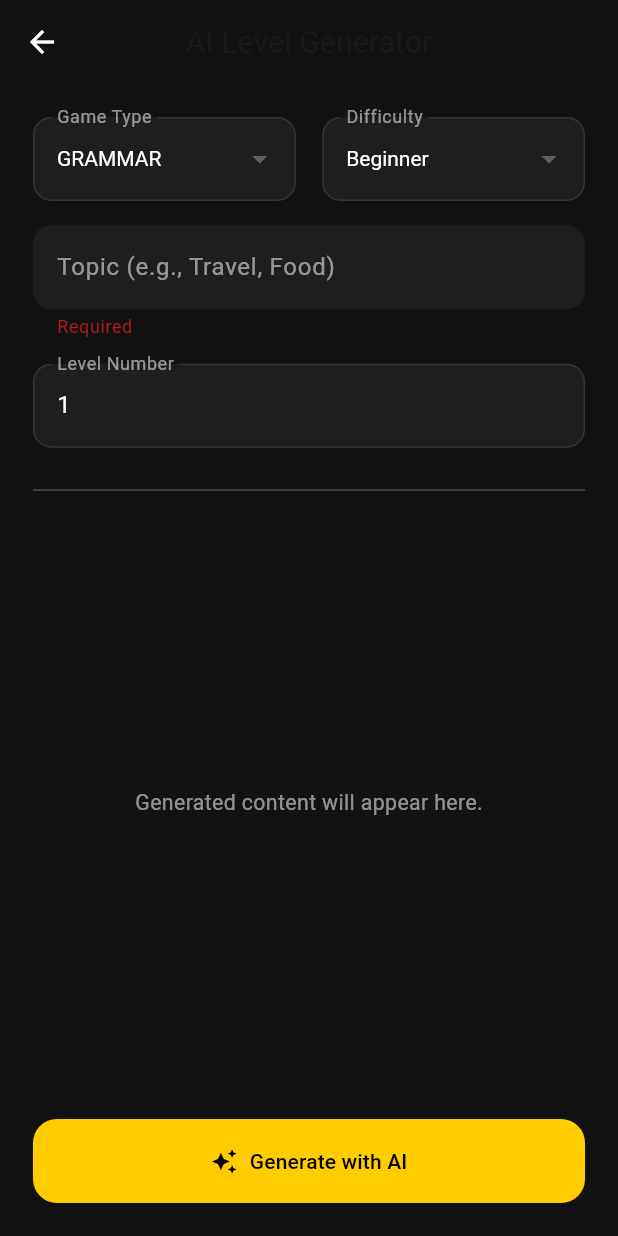
After one commit to ansar7787/fluentify-app, a Flutter app: the AdminLevelEditorPage screen opened by its route, after a tap on "Generate with AI", on a phone screen of 412 x 824 dp. The commit adds this screen. Run offline on Flutter 3.47's test engine with Material 3 defaults, Android fonts, the light colour scheme and no system bars; our stand-ins replace cached_network_image, dartz, dio, equatable, firebase_auth, firebase_core and 18 more; missing offline and left inert: agora_rtc_engine, razorpay_flutter, record; accounts and stored records are empty; generated files the repository leaves out were written again.

Commit message:
feat(admin): Add AI Level Generator frontend integration

```diff
--- a/fluentify_frontend/lib/config/routes/app_routes.dart
+++ b/fluentify_frontend/lib/config/routes/app_routes.dart
@@ -10,6 +10,7 @@ import '../../features/user/presentation/pages/personal_profile_page.dart';
 import '../../features/user/presentation/pages/learning_goals_page.dart';
 import '../../features/user/presentation/pages/notifications_page.dart';
 import '../../features/admin/presentation/pages/admin_dashboard_page.dart';
+import '../../features/admin/presentation/pages/admin_level_editor_page.dart';
 import '../../features/auth/presentation/pages/forgot_password_page.dart';
 
 class AppRoutes {
@@ -25,6 +26,7 @@ class AppRoutes {
   static const String learningGoals = '/learning_goals';
   static const String notifications = '/notifications';
   static const String adminDashboard = '/admin_dashboard';
+  static const String adminLevelEditor = '/admin_level_editor';
 
   static Map<String, WidgetBuilder> get routes => {
         splash: (context) => const SplashScreen(),
@@ -39,5 +41,6 @@ class AppRoutes {
         learningGoals: (context) => const LearningGoalsPage(),
         notifications: (context) => const NotificationsPage(),
         adminDashboard: (context) => const AdminDashboardPage(),
+        adminLevelEditor: (context) => const AdminLevelEditorPage(),
       };
 }
--- /dev/null
+++ b/fluentify_frontend/lib/features/admin/presentation/pages/admin_level_editor_page.dart
@@ -0,0 +1,295 @@
+import 'package:flutter/material.dart';
+import 'package:flutter_screenutil/flutter_screenutil.dart';
+import 'package:flutter_bloc/flutter_bloc.dart';
+import '../../../../config/theme/app_theme.dart';
+import '../../../../core/di/service_locator.dart';
+import '../../../game/domain/repositories/game_repository.dart';
+import 'dart:convert';
+
+class AdminLevelEditorPage extends StatefulWidget {
+  const AdminLevelEditorPage({super.key});
+
+  @override
+  State<AdminLevelEditorPage> createState() => _AdminLevelEditorPageState();
+}
+
+class _AdminLevelEditorPageState extends State<AdminLevelEditorPage> {
+  final _formKey = GlobalKey<FormState>();
+  final _topicController = TextEditingController();
+  final _levelNumberController = TextEditingController(text: '1');
+
+  String _selectedGameType = 'grammar';
+  String _selectedDifficulty = 'Beginner';
+  bool _isGenerating = false;
+  bool _isSaving = false;
+  List<dynamic> _generatedContent = [];
+
+  final List<String> _gameTypes = [
+    'grammar',
+    'speaking',
+    'scramble',
+    'word_match',
+    'rapid_fire',
+    'reading',
+    'dictation',
+    'typing'
+  ];
+
+  final List<String> _difficulties = ['Beginner', 'Intermediate', 'Advanced'];
+
+  Future<void> _generateContent() async {
+    if (!_formKey.currentState!.validate()) return;
+
+    setState(() => _isGenerating = true);
+    _generatedContent = []; // Clear previous
+
+    final repository = getIt<GameRepository>();
+    final result = await repository.generateAiContent(
+      _selectedGameType,
+      _topicController.text,
+      _selectedDifficulty,
+    );
+
+    result.fold(
+      (failure) {
+        if (mounted) {
+          ScaffoldMessenger.of(context).showSnackBar(
+            SnackBar(content: Text('Error: ${failure.message}')),
+          );
+        }
+      },
+      (content) {
+        if (mounted) {
+          setState(() => _generatedContent = content);
+        }
+      },
+    );
+
+    if (mounted) setState(() => _isGenerating = false);
+  }
+
+  Future<void> _saveLevel() async {
+    if (_generatedContent.isEmpty) {
+      ScaffoldMessenger.of(context).showSnackBar(
+        const SnackBar(content: Text('No content to save! Generate first.')),
+      );
+      return;
+    }
+    if (!_formKey.currentState!.validate()) return;
+
+    setState(() => _isSaving = true);
+
+    final repository = getIt<GameRepository>();
+    final levelData = {
+      'gameType': _selectedGameType,
+      'levelNumber': int.tryParse(_levelNumberController.text) ?? 1,
+      'title': _topicController.text, // Using topic as title for now
+      'description': 'AI Generated Level - ${_selectedDifficulty}',
+      'content': _generatedContent,
+    };
+
+    final result = await repository.createGameLevel(levelData);
+
+    result.fold(
+      (failure) {
+        if (mounted) {
+          ScaffoldMessenger.of(context).showSnackBar(
+            SnackBar(content: Text('Failed to save: ${failure.message}')),
+          );
+        }
+      },
+      (_) {
+        if (mounted) {
+          ScaffoldMessenger.of(context).showSnackBar(
+            const SnackBar(content: Text('Level saved successfully!')),
+          );
+          Navigator.pop(context);
+        }
+      },
+    );
+
+    if (mounted) setState(() => _isSaving = false);
+  }
+
+  @override
+  Widget build(BuildContext context) {
+    return Scaffold(
+      backgroundColor: AppTheme.scaffoldBg,
+      appBar: AppBar(
+        title: Text("AI Level Generator", style: TextStyle(fontSize: 20.sp)),
+        backgroundColor: Colors.transparent,
+        iconTheme: const IconThemeData(color: Colors.white),
+      ),
+      body: Padding(
+        padding: EdgeInsets.all(20.w),
+        child: Form(
+          key: _formKey,
+          child: Column(
+            children: [
+              _buildInputs(),
+              SizedBox(height: 20.h),
+              const Divider(color: Colors.white24),
+              SizedBox(height: 10.h),
+              Expanded(
+                child: _generatedContent.isEmpty
+                    ? Center(
+                        child: Text(
+                          "Generated content will appear here.",
+                          style:
+                              TextStyle(color: Colors.white54, fontSize: 14.sp),
+                        ),
+                      )
+                    : _buildContentPreview(),
+              ),
+              SizedBox(height: 20.h),
+              _buildActionButtons(),
+            ],
+          ),
+        ),
+      ),
+    );
+  }
+
+  Widget _buildInputs() {
+    return Column(
+      children: [
+        Row(
+          children: [
+            Expanded(
+              child: DropdownButtonFormField<String>(
+                value: _selectedGameType,
+                dropdownColor: AppTheme.cardBg,
+                style: const TextStyle(color: Colors.white),
+                decoration: _inputDecoration('Game Type'),
+                items: _gameTypes
+                    .map((type) => DropdownMenuItem(
+                          value: type,
+                          child: Text(type.toUpperCase(),
+                              style: const TextStyle(color: Colors.white)),
+                        ))
+                    .toList(),
+                onChanged: (val) => setState(() => _selectedGameType = val!),
+              ),
+            ),
+            SizedBox(width: 16.w),
+            Expanded(
+              child: DropdownButtonFormField<String>(
+                value: _selectedDifficulty,
+                dropdownColor: AppTheme.cardBg,
+                style: const TextStyle(color: Colors.white),
+                decoration: _inputDecoration('Difficulty'),
+                items: _difficulties
+                    .map((diff) => DropdownMenuItem(
+                          value: diff,
+                          child: Text(diff,
+                              style: const TextStyle(color: Colors.white)),
+                        ))
+                    .toList(),
+                onChanged: (val) => setState(() => _selectedDifficulty = val!),
+              ),
+            ),
+          ],
+        ),
+        SizedBox(height: 16.h),
+        TextFormField(
+          controller: _topicController,
+          style: const TextStyle(color: Colors.white),
+          decoration: _inputDecoration('Topic (e.g., Travel, Food)'),
+          validator: (v) => v!.isEmpty ? 'Required' : null,
+        ),
+        SizedBox(height: 16.h),
+        TextFormField(
+          controller: _levelNumberController,
+          keyboardType: TextInputType.number,
+          style: const TextStyle(color: Colors.white),
+          decoration: _inputDecoration('Level Number'),
+          validator: (v) => v!.isEmpty ? 'Required' : null,
+        ),
+      ],
+    );
+  }
+
+  Widget _buildContentPreview() {
+    return ListView.builder(
+      itemCount: _generatedContent.length,
+      itemBuilder: (context, index) {
+        final item = _generatedContent[index];
+        return Container(
+          margin: EdgeInsets.only(bottom: 12.h),
+          padding: EdgeInsets.all(12.w),
+          decoration: BoxDecoration(
+            color: Colors.white.withOpacity(0.05),
+            borderRadius: BorderRadius.circular(12.r),
+            border: Border.all(color: Colors.white10),
+          ),
+          child: Text(
+            const JsonEncoder.withIndent('  ').convert(item),
+            style: TextStyle(
+                color: Colors.greenAccent,
+                fontFamily: 'monospace',
+                fontSize: 12.sp),
+          ),
+        );
+      },
+    );
+  }
+
+  Widget _buildActionButtons() {
+    return Row(
+      children: [
+        Expanded(
+          child: ElevatedButton.icon(
+            onPressed: _isGenerating ? null : _generateContent,
+            icon: _isGenerating
+                ? SizedBox(
+                    width: 20.w,
+                    height: 20.w,
+                    child: const CircularProgressIndicator(
+                        strokeWidth: 2, color: Colors.black))
+                : const Icon(Icons.auto_awesome),
+            label: Text(_isGenerating ? "Generating..." : "Generate with AI"),
+            style: ElevatedButton.styleFrom(
+                backgroundColor: AppTheme.primaryYellow,
+                foregroundColor: Colors.black,
+                padding: EdgeInsets.symmetric(vertical: 16.h)),
+          ),
+        ),
+        if (_generatedContent.isNotEmpty) ...[
+          SizedBox(width: 16.w),
+          Expanded(
+            child: ElevatedButton.icon(
+              onPressed: _isSaving ? null : _saveLevel,
+              icon: _isSaving
+                  ? SizedBox(
+                      width: 20.w,
+                      height: 20.w,
+                      child: const CircularProgressIndicator(
+                          strokeWidth: 2, color: Colors.white))
+                  : const Icon(Icons.save),
+              label: Text(_isSaving ? "Saving..." : "Save Level"),
+              style: ElevatedButton.styleFrom(
+                  backgroundColor: AppTheme.secondaryGreen,
+                  foregroundColor: Colors.white,
+                  padding: EdgeInsets.symmetric(vertical: 16.h)),
+            ),
+          ),
+        ]
+      ],
+    );
+  }
+
+  InputDecoration _inputDecoration(String label) {
+    return InputDecoration(
+      labelText: label,
+      labelStyle: const TextStyle(color: Colors.white54),
+      filled: true,
+      fillColor: Colors.white.withOpacity(0.05),
+      border: OutlineInputBorder(
+          borderRadius: BorderRadius.circular(12.r),
+          borderSide: BorderSide.none),
+      enabledBorder: OutlineInputBorder(
+          borderRadius: BorderRadius.circular(12.r),
+          borderSide: BorderSide(color: Colors.white10)),
+    );
+  }
+}
--- a/fluentify_frontend/lib/features/game/data/datasources/game_remote_data_source.dart
+++ b/fluentify_frontend/lib/features/game/data/datasources/game_remote_data_source.dart
@@ -29,6 +29,11 @@ abstract class GameRemoteDataSource {
   Future<List<DictationLevelModel>> getDictationLevels();
   Future<List<ReadingLevelModel>> getReadingLevels();
   Future<List<RapidFireLevelModel>> getRapidFireLevels();
+
+  // Admin methods
+  Future<void> createGameLevel(Map<String, dynamic> levelData);
+  Future<List<dynamic>> generateAiContent(
+      String gameType, String topic, String level);
 }
 
 class GameRemoteDataSourceImpl implements GameRemoteDataSource {
@@ -47,6 +52,23 @@ class GameRemoteDataSourceImpl implements GameRemoteDataSource {
       // If server fails or no data, rethrow to trigger fallback
       throw e;
     }
+  }
+
+  @override
+  Future<void> createGameLevel(Map<String, dynamic> levelData) async {
+    await dio.post('/game/levels', data: levelData);
+  }
+
+  @override
+  Future<List<dynamic>> generateAiContent(
+      String gameType, String topic, String level) async {
+    final response = await dio.post('/ai/generate', data: {
+      'gameType': gameType,
+      'topic': topic,
+      'level': level,
+      'count': 5, // Defaulting to 5 for now
+    });
+    return response.data as List<dynamic>;
   }
 
   @override
--- a/fluentify_frontend/lib/features/game/domain/repositories/game_repository.dart
+++ b/fluentify_frontend/lib/features/game/domain/repositories/game_repository.dart
@@ -18,4 +18,9 @@ abstract class GameRepository {
   Future<Either<Failure, List<DictationLevelEntity>>> getDictationLevels();
   Future<Either<Failure, List<ReadingLevelEntity>>> getReadingLevels();
   Future<Either<Failure, List<RapidFireLevelEntity>>> getRapidFireLevels();
+
+  // Admin Methods
+  Future<Either<Failure, void>> createGameLevel(Map<String, dynamic> levelData);
+  Future<Either<Failure, List<dynamic>>> generateAiContent(
+      String gameType, String topic, String level);
 }
```
Also changed, not shown: fluentify_frontend/lib/features/game/data/repositories/game_repository_impl.dart (+23 -0 lines).
